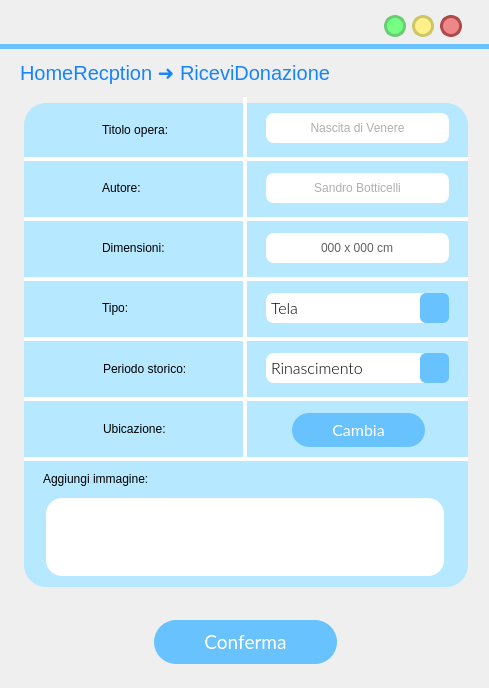
First picture: the form in frontend/ui/RiceviDonazione.ui, repository MrPio/MuseoOmero, before the edit.
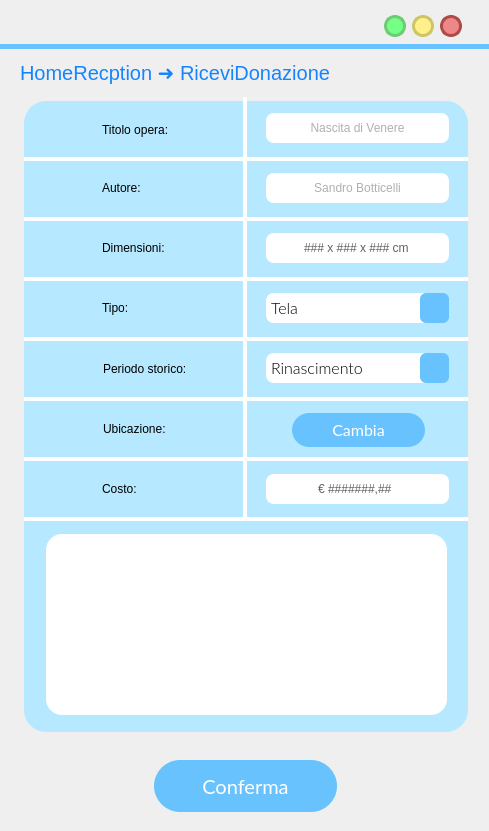
Second picture: the form after the edit. Icons and pictures are not drawn.

Diff of the .ui file:
```diff
--- a/frontend/ui/RiceviDonazione.ui
+++ b/frontend/ui/RiceviDonazione.ui
@@ -7,7 +7,7 @@
     <x>0</x>
     <y>0</y>
     <width>489</width>
-    <height>688</height>
+    <height>831</height>
    </rect>
   </property>
   <property name="windowTitle">
@@ -361,7 +361,7 @@
       <x>243</x>
       <y>97</y>
       <width>4</width>
-      <height>360</height>
+      <height>420</height>
      </rect>
     </property>
     <property name="sizePolicy">
@@ -509,9 +509,9 @@
     <property name="geometry">
      <rect>
       <x>24</x>
-      <y>103</y>
+      <y>101</y>
       <width>444</width>
-      <height>484</height>
+      <height>631</height>
      </rect>
     </property>
     <property name="styleSheet">
@@ -1155,10 +1155,10 @@
 border: 2px solid rgba(255, 255, 255);</string>
     </property>
     <property name="inputMask">
-     <string>000 \x 000 \c\m;0</string>
+     <string>000 \x 000 \x 000 \c\m;#</string>
     </property>
     <property name="text">
-     <string> x  cm</string>
+     <string> x  x  cm</string>
     </property>
     <property name="alignment">
      <set>Qt::AlignCenter</set>
@@ -1344,11 +1344,17 @@
     <property name="geometry">
      <rect>
       <x>46</x>
-      <y>498</y>
-      <width>398</width>
-      <height>78</height>
+      <y>534</y>
+      <width>401</width>
+      <height>181</height>
      </rect>
     </property>
+    <property name="cursor">
+     <cursorShape>PointingHandCursor</cursorShape>
+    </property>
+    <property name="acceptDrops">
+     <bool>true</bool>
+    </property>
     <property name="styleSheet">
      <string notr="true">left: 222px;
 top: 511px;
@@ -1361,45 +1367,15 @@
     <property name="text">
      <string/>
     </property>
-   </widget>
-   <widget class="QLabel" name="label_25">
-    <property name="geometry">
-     <rect>
-      <x>43</x>
-      <y>468</y>
-      <width>171</width>
-      <height>22</height>
-     </rect>
-    </property>
-    <property name="styleSheet">
-     <string notr="true">left: 790px;
-top: 159px;
-width: 437px;
-height: 650px;
-line-height: 20px;
-border-radius: 22px;
-background-color: rgba(182, 233, 255, 255);
-text-align: center;
-font-size: 18px &quot;Lato light&quot;</string>
-    </property>
-    <property name="text">
-     <string>Aggiungi immagine:</string>
-    </property>
-    <property name="textFormat">
-     <enum>Qt::AutoText</enum>
-    </property>
     <property name="scaledContents">
      <bool>true</bool>
     </property>
-    <property name="margin">
-     <number>0</number>
-    </property>
    </widget>
    <widget class="QLabel" name="fotoLabel">
     <property name="geometry">
      <rect>
-      <x>221</x>
-      <y>512</y>
+      <x>222</x>
+      <y>600</y>
       <width>48</width>
       <height>48</height>
      </rect>
@@ -1407,6 +1383,9 @@
     <property name="cursor">
      <cursorShape>PointingHandCursor</cursorShape>
     </property>
+    <property name="acceptDrops">
+     <bool>true</bool>
+    </property>
     <property name="styleSheet">
      <string notr="true">left: 222px;
 top: 511px;
@@ -1433,15 +1412,15 @@
     <property name="geometry">
      <rect>
       <x>154</x>
-      <y>620</y>
+      <y>760</y>
       <width>183</width>
-      <height>44</height>
+      <height>52</height>
      </rect>
     </property>
     <property name="font">
      <font>
       <family>Lato</family>
-      <pointsize>14</pointsize>
+      <pointsize>15</pointsize>
       <weight>50</weight>
       <italic>false</italic>
       <bold>false</bold>
@@ -1457,9 +1436,9 @@
      <string notr="true">QPushButton{
  background-color:rgb(104, 194, 253);
  border-style: solid;
- border-radius:22px;
+ border-radius:26px;
 color: rgb(255, 255, 255);
-font: 14pt &quot;Lato&quot;;
+	font: 15pt &quot;Lato&quot;;
 }
 
 QPushButton::hover{
@@ -1482,6 +1461,155 @@
      <string>Conferma</string>
     </property>
    </widget>
+   <widget class="QLineEdit" name="costoLineEdit">
+    <property name="geometry">
+     <rect>
+      <x>266</x>
+      <y>474</y>
+      <width>183</width>
+      <height>30</height>
+     </rect>
+    </property>
+    <property name="styleSheet">
+     <string notr="true">left: 122px;
+top: 304px;
+width: 182px;
+height: 30px;
+border-radius: 8px;
+background-color: rgba(255, 255, 255);
+color: rgba(96, 96, 96);
+text-align: center;
+
+border: 2px solid rgba(255, 255, 255);</string>
+    </property>
+    <property name="inputMask">
+     <string>\€ 0000000\,00 ;#</string>
+    </property>
+    <property name="text">
+     <string>€ , </string>
+    </property>
+    <property name="alignment">
+     <set>Qt::AlignCenter</set>
+    </property>
+    <property name="readOnly">
+     <bool>false</bool>
+    </property>
+    <property name="placeholderText">
+     <string>Sandro Botticelli</string>
+    </property>
+   </widget>
+   <widget class="QLabel" name="label_16">
+    <property name="geometry">
+     <rect>
+      <x>102</x>
+      <y>478</y>
+      <width>81</width>
+      <height>22</height>
+     </rect>
+    </property>
+    <property name="styleSheet">
+     <string notr="true">left: 790px;
+top: 159px;
+width: 437px;
+height: 650px;
+line-height: 20px;
+border-radius: 22px;
+background-color: rgba(182, 233, 255, 255);
+text-align: center;
+font-size: 18px &quot;Lato light&quot;</string>
+    </property>
+    <property name="text">
+     <string>Costo:</string>
+    </property>
+    <property name="textFormat">
+     <enum>Qt::AutoText</enum>
+    </property>
+    <property name="scaledContents">
+     <bool>true</bool>
+    </property>
+    <property name="margin">
+     <number>0</number>
+    </property>
+   </widget>
+   <widget class="QLabel" name="label_18">
+    <property name="geometry">
+     <rect>
+      <x>43</x>
+      <y>474</y>
+      <width>34</width>
+      <height>34</height>
+     </rect>
+    </property>
+    <property name="font">
+     <font>
+      <family>Lato Light</family>
+      <pointsize>18</pointsize>
+      <weight>50</weight>
+      <italic>false</italic>
+      <bold>false</bold>
+     </font>
+    </property>
+    <property name="styleSheet">
+     <string notr="true">QLabel{
+left: 679px;
+top: 140px;
+width: 38px;
+height: 38px;
+border-radius: 33px;
+background-color: rgba(173, 237, 255, 0);
+}</string>
+    </property>
+    <property name="text">
+     <string/>
+    </property>
+    <property name="pixmap">
+     <pixmap resource="res/res.qrc">:/icons/receipt_long_FILL1_wght600_GRAD200_opsz48_risultato.png</pixmap>
+    </property>
+    <property name="scaledContents">
+     <bool>true</bool>
+    </property>
+    <property name="margin">
+     <number>0</number>
+    </property>
+   </widget>
+   <widget class="QLabel" name="label_25">
+    <property name="geometry">
+     <rect>
+      <x>24</x>
+      <y>517</y>
+      <width>444</width>
+      <height>4</height>
+     </rect>
+    </property>
+    <property name="sizePolicy">
+     <sizepolicy hsizetype="Fixed" vsizetype="Fixed">
+      <horstretch>0</horstretch>
+      <verstretch>0</verstretch>
+     </sizepolicy>
+    </property>
+    <property name="styleSheet">
+     <string notr="true">width: 314px;
+height: 180px;
+border-radius: 0;
+background-color: rgb(255, 255, 255);
+text-align: center;</string>
+    </property>
+    <property name="text">
+     <string/>
+    </property>
+    <property name="scaledContents">
+     <bool>true</bool>
+    </property>
+    <property name="alignment">
+     <set>Qt::AlignCenter</set>
+    </property>
+    <property name="margin">
+     <number>10</number>
+    </property>
+    <property name="indent">
+     <number>0</number>
+    </property>
+   </widget>
    <zorder>label_2</zorder>
    <zorder>label</zorder>
    <zorder>reduceButton</zorder>
@@ -1515,9 +1643,12 @@
    <zorder>periodoStoricoComboBox</zorder>
    <zorder>ubicazioneButton</zorder>
    <zorder>dropZoneLabel</zorder>
-   <zorder>label_25</zorder>
    <zorder>fotoLabel</zorder>
    <zorder>confermaButton</zorder>
+   <zorder>costoLineEdit</zorder>
+   <zorder>label_16</zorder>
+   <zorder>label_18</zorder>
+   <zorder>label_25</zorder>
   </widget>
  </widget>
  <resources>
```
